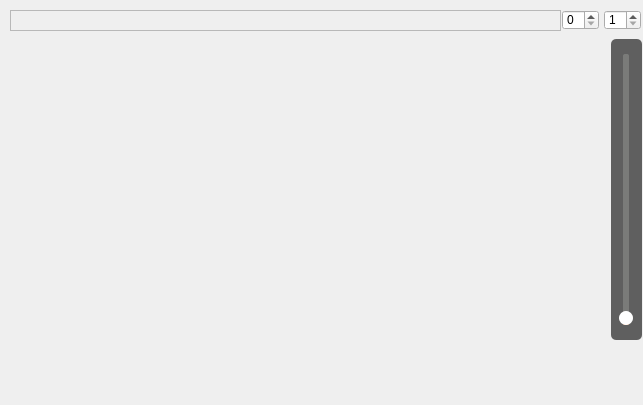
Qt form Tools/INimage3D/vtkcolorgradient.ui (zyq1569/HealthApp) before a commit.
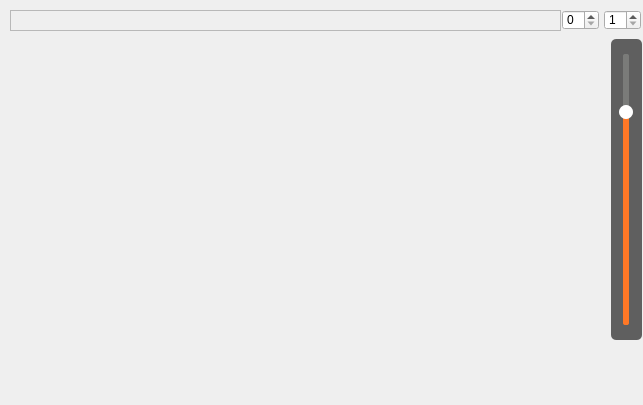
The same form after that commit.

Commit message: fine-tune

Patch:
```diff
--- a/Tools/INimage3D/vtkcolorgradient.ui
+++ b/Tools/INimage3D/vtkcolorgradient.ui
@@ -162,6 +162,12 @@
 	background: white;
 }</string>
    </property>
+   <property name="maximum">
+    <number>100</number>
+   </property>
+   <property name="sliderPosition">
+    <number>80</number>
+   </property>
    <property name="orientation">
     <enum>Qt::Vertical</enum>
    </property>
```
The commit also changes 1 other file.
